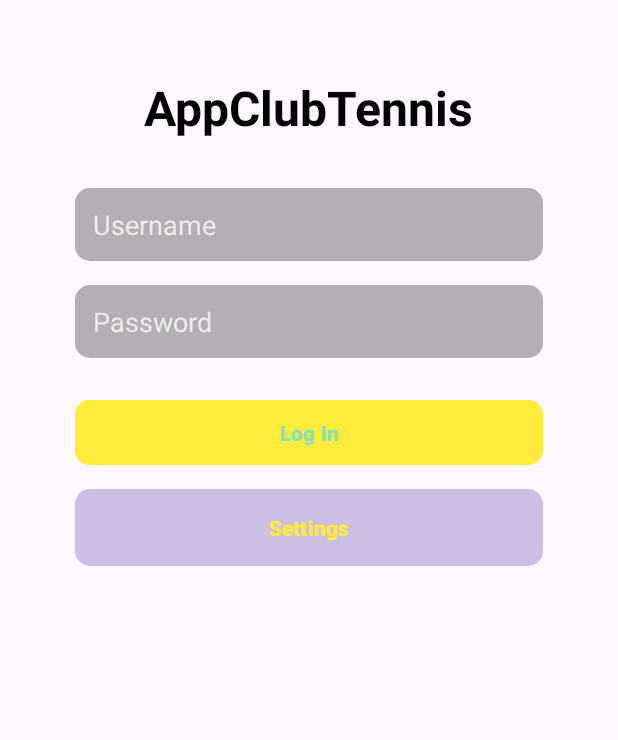
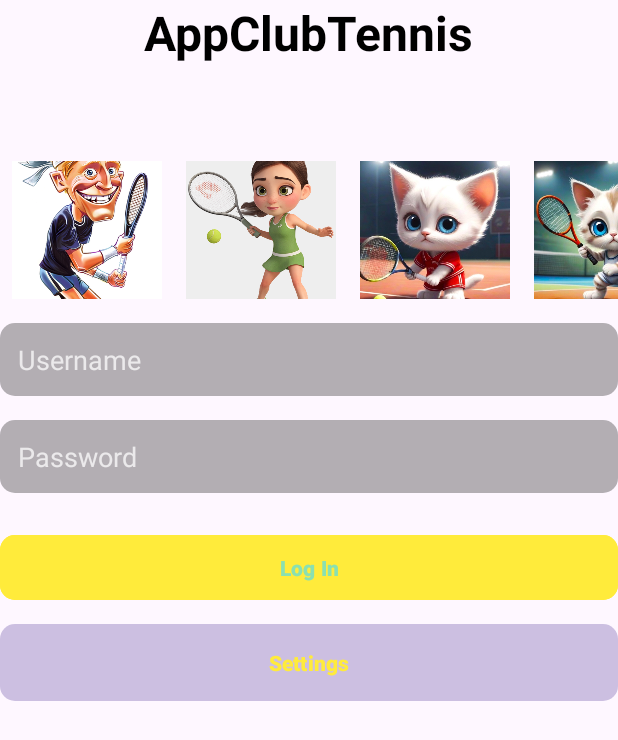
Before and after one commit to braisgonzalez03/aplicacionMobil, an Android app: the screen it shows after launch (LoginActivity), on a phone screen of 412 x 824 dp. Shown: the top 740 px of the screen. Run offline under Robolectric (Android 15) with nearby library versions, the phone set to English and light mode, and no system bars.

Commit message:
añadido imagenes al login para escoger al entrar con cada user

```diff
--- a/app/src/main/AndroidManifest.xml
+++ b/app/src/main/AndroidManifest.xml
@@ -3,6 +3,7 @@
     xmlns:tools="http://schemas.android.com/tools">
 
     <uses-permission android:name="android.permission.INTERNET" />
+
 
     <application
         android:allowBackup="true"
--- a/app/src/main/java/com/example/appclubtenis/Activitys/LoginActivity.java
+++ b/app/src/main/java/com/example/appclubtenis/Activitys/LoginActivity.java
@@ -2,7 +2,9 @@ package com.example.appclubtenis.Activitys;
 
 import android.content.Context;
 import android.content.Intent;
+import android.content.res.AssetManager;
 import android.os.Bundle;
+import android.util.Log;
 import android.widget.Button;
 import android.widget.EditText;
 import android.widget.Toast;
@@ -13,7 +15,10 @@ import androidx.appcompat.app.AppCompatDelegate;
 import androidx.core.graphics.Insets;
 import androidx.core.view.ViewCompat;
 import androidx.core.view.WindowInsetsCompat;
+import androidx.recyclerview.widget.LinearLayoutManager;
+import androidx.recyclerview.widget.RecyclerView;
 
+import com.example.appclubtenis.Adapter.ImageAdapter;
 import com.example.appclubtenis.Helper.ConfigDAO;
 import com.example.appclubtenis.Helper.ConfigModel;
 import com.example.appclubtenis.Helper.LanguageLocale;
@@ -21,6 +26,11 @@ import com.example.appclubtenis.Model.Players;
 import com.example.appclubtenis.Preferences.AppPreferences;
 import com.example.appclubtenis.R;
 import com.example.appclubtenis.Service.PlayerService;
+
+import java.io.IOException;
+import java.util.ArrayList;
+import java.util.Arrays;
+import java.util.List;
 
 import retrofit2.Call;
 import retrofit2.Callback;
@@ -35,6 +45,7 @@ public class LoginActivity extends AppCompatActivity {
     private PlayerService playerService;
     private ConfigDAO configDAO;
     private AppPreferences appPreferences;
+    private RecyclerView recyclerViewImages;
 
     @Override
     protected void attachBaseContext(Context newBase) {
@@ -54,6 +65,24 @@ public class LoginActivity extends AppCompatActivity {
             return insets;
         });
 
+        recyclerViewImages = findViewById(R.id.recyclerViewImages);
+        recyclerViewImages.setLayoutManager(new LinearLayoutManager(this, LinearLayoutManager.HORIZONTAL, false));
+
+
+        int[] imageResIds = new int[] {
+                R.raw.tenista1,
+                R.raw.tenista2,
+                R.raw.tenista3,
+                R.raw.tenista4,
+                R.raw.tenista5,
+                R.raw.tenista6,
+                R.raw.tenista7,
+                R.raw.tenista8
+        };
+
+        ImageAdapter adapter = new ImageAdapter(this, imageResIds);
+        recyclerViewImages.setAdapter(adapter);
+
         appPreferences = new AppPreferences(this);
 
         if (appPreferences.isDarkMode()) {
@@ -62,7 +91,6 @@ public class LoginActivity extends AppCompatActivity {
             AppCompatDelegate.setDefaultNightMode(AppCompatDelegate.MODE_NIGHT_NO);
         }
 
-        setContentView(R.layout.activity_login);
 
         usernameEditText = findViewById(R.id.editTextUsername);
         passwordEditText = findViewById(R.id.editTextPassword);
@@ -161,4 +189,6 @@ public class LoginActivity extends AppCompatActivity {
         });
     }
 
+
+
 }
--- /dev/null
+++ b/app/src/main/java/com/example/appclubtenis/Adapter/ImageAdapter.java
@@ -0,0 +1,58 @@
+package com.example.appclubtenis.Adapter;
+
+import android.content.Context;
+import android.content.res.AssetManager;
+import android.graphics.Bitmap;
+import android.graphics.BitmapFactory;
+import android.view.LayoutInflater;
+import android.view.View;
+import android.view.ViewGroup;
+import android.widget.ImageView;
+
+import androidx.annotation.NonNull;
+import androidx.recyclerview.widget.RecyclerView;
+
+import com.example.appclubtenis.R;
+
+import java.io.IOException;
+import java.io.InputStream;
+import java.util.List;
+
+public class ImageAdapter extends RecyclerView.Adapter<ImageAdapter.ImageViewHolder> {
+
+    private final Context context;
+    private final int[] imageResIds;
+
+    public ImageAdapter(Context context, int[] imageResIds) {
+        this.context = context;
+        this.imageResIds = imageResIds;
+    }
+
+    @NonNull
+    @Override
+    public ImageViewHolder onCreateViewHolder(@NonNull ViewGroup parent, int viewType) {
+        View view = LayoutInflater.from(context).inflate(R.layout.item_image, parent, false);
+        return new ImageViewHolder(view);
+    }
+
+    @Override
+    public void onBindViewHolder(@NonNull ImageViewHolder holder, int position) {
+        int resId = imageResIds[position];
+        Bitmap bitmap = BitmapFactory.decodeResource(context.getResources(), resId);
+        holder.imageView.setImageBitmap(bitmap);
+    }
+
+    @Override
+    public int getItemCount() {
+        return imageResIds.length;
+    }
+
+    static class ImageViewHolder extends RecyclerView.ViewHolder {
+        ImageView imageView;
+
+        ImageViewHolder(View itemView) {
+            super(itemView);
+            imageView = itemView.findViewById(R.id.imageViewItem);
+        }
+    }
+}
--- a/app/src/main/res/layout/activity_login.xml
+++ b/app/src/main/res/layout/activity_login.xml
@@ -17,6 +17,17 @@
         android:layout_gravity="center_horizontal"
         android:layout_marginBottom="32dp"
         />
+
+    <androidx.recyclerview.widget.RecyclerView
+        android:id="@+id/recyclerViewImages"
+        android:layout_width="match_parent"
+        android:layout_height="100dp"
+        android:layout_marginTop="24dp"
+        android:layout_marginBottom="16dp"
+        android:orientation="horizontal"
+        android:scrollbars="horizontal"
+        />
+
 
     <EditText
         android:id="@+id/editTextUsername"
--- a/app/src/main/res/layout/activity_setting.xml
+++ b/app/src/main/res/layout/activity_setting.xml
@@ -3,7 +3,6 @@
     android:id="@+id/main"
     android:layout_width="match_parent"
     android:layout_height="match_parent"
-    android:background="@color/tennis_court_green"
     android:padding="24dp">
 
     <LinearLayout
--- /dev/null
+++ b/app/src/main/res/layout/item_image.xml
@@ -0,0 +1,13 @@
+<?xml version="1.0" encoding="utf-8"?>
+<FrameLayout xmlns:android="http://schemas.android.com/apk/res/android"
+    android:layout_width="100dp"
+    android:layout_height="100dp"
+    android:layout_margin="8dp">
+
+    <ImageView
+        android:id="@+id/imageViewItem"
+        android:layout_width="match_parent"
+        android:layout_height="match_parent"
+        android:scaleType="centerCrop"
+        android:background="#EEE" />
+</FrameLayout>
```
Also changed, not shown: app/src/main/java/com/example/appclubtenis/Activitys/PlayersActivity.java (+0 -43 lines), app/src/main/java/com/example/appclubtenis/Helper/LanguageLocale.java (+1 -14 lines), app/src/main/res/raw/tenista1.png (renamed from app/src/main/assets/images/tenista1.png), app/src/main/res/raw/tenista2.png (renamed from app/src/main/assets/images/tenista2.png), app/src/main/res/raw/tenista3.jpg (renamed from app/src/main/assets/images/tenista3.jpg), app/src/main/res/raw/tenista4.jpg (renamed from app/src/main/assets/images/tenista4.jpg), app/src/main/res/raw/tenista5.jpg (renamed from app/src/main/assets/images/tenista5.jpg), app/src/main/res/raw/tenista6.png (renamed from app/src/main/assets/images/tenista6.png), app/src/main/res/raw/tenista7.png (renamed from app/src/main/assets/images/tenista7.png), app/src/main/res/raw/tenista8.png (renamed from app/src/main/assets/images/tenista8.png).
